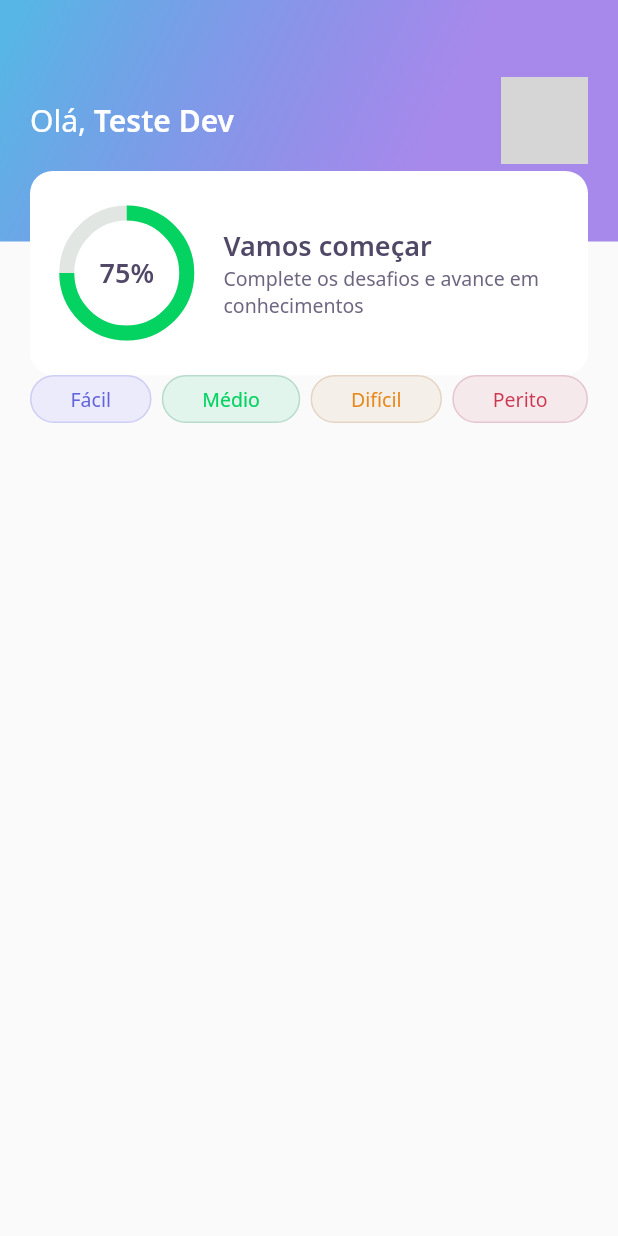
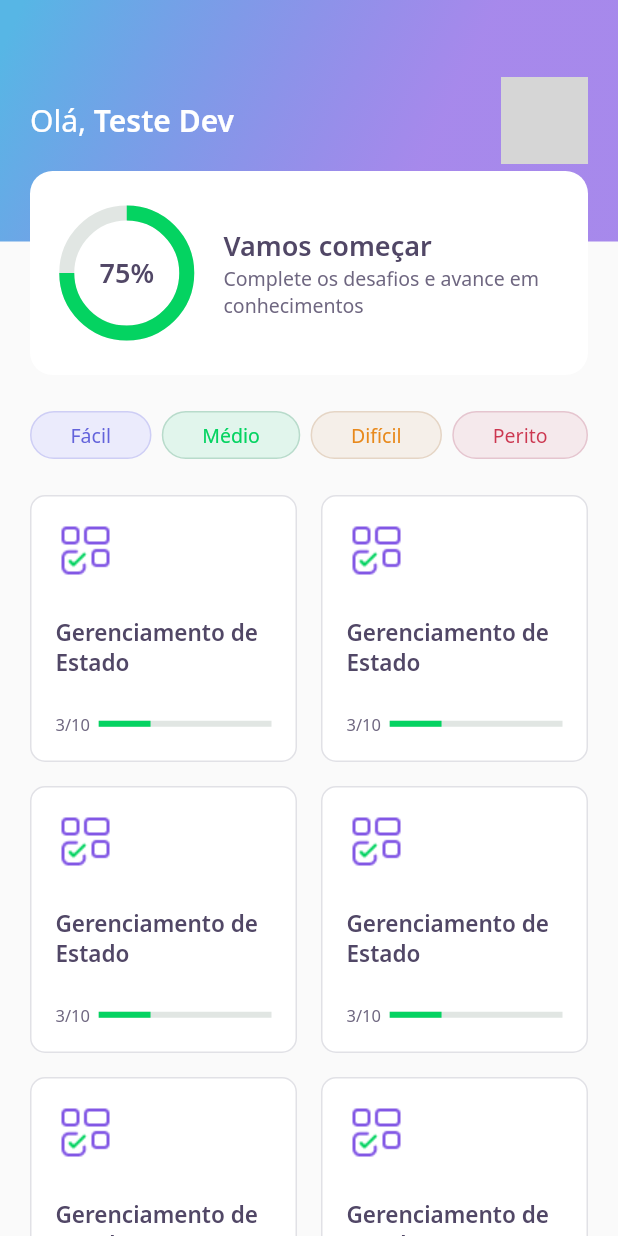
Before and after one commit to joaosatiro/nlw5_flutter, a Flutter app: the screen it shows after launch, on a phone screen of 412 x 824 dp. Run offline on Flutter 3.47's test engine with Material 2 defaults, Android fonts, the phone set to English and light mode, and no system bars; our stand-ins replace google_fonts; network calls fail; grey boxes are pictures that could not be loaded.

Commit message:
create uiz_card

```diff
--- a/lib/home/home_page.dart
+++ b/lib/home/home_page.dart
@@ -1,5 +1,6 @@
 import 'package:DevQuiz/home/widgets/appbar/app_bar_widget.dart';
 import 'package:DevQuiz/home/widgets/level_button/level_button_widget.dart';
+import 'package:DevQuiz/home/widgets/quiz_card/quiz_card_widget.dart';
 import 'package:flutter/material.dart';
 
 class HomePage extends StatefulWidget {
@@ -16,13 +17,38 @@ class _HomePageState extends State<HomePage> {
       appBar: AppBarWidget(),
       body: Padding(
         padding: const EdgeInsets.symmetric(horizontal: 20),
-        child: Row(
-          mainAxisAlignment: MainAxisAlignment.spaceBetween,
+        child: Column(
           children: [
-            LevelButtonWidget(label: 'Fácil'),
-            LevelButtonWidget(label: 'Médio'),
-            LevelButtonWidget(label: 'Difícil'),
-            LevelButtonWidget(label: 'Perito'),
+            SizedBox(
+              height: 24
+            ),
+            Row(
+              mainAxisAlignment: MainAxisAlignment.spaceBetween,
+              children: [
+                LevelButtonWidget(label: 'Fácil'),
+                LevelButtonWidget(label: 'Médio'),
+                LevelButtonWidget(label: 'Difícil'),
+                LevelButtonWidget(label: 'Perito'),
+              ],
+            ),
+            SizedBox(
+              height: 24
+            ),
+            Expanded(
+              child: GridView.count(
+                crossAxisCount: 2,
+                crossAxisSpacing: 16,
+                mainAxisSpacing: 16,
+                children: [
+                  QuizCardWidget(),
+                  QuizCardWidget(),
+                  QuizCardWidget(),
+                  QuizCardWidget(),
+                  QuizCardWidget(),
+                  QuizCardWidget(),
+                ]
+              ),
+            )
           ],
         ),
       )
--- /dev/null
+++ b/lib/home/widgets/quiz_card/quiz_card_widget.dart
@@ -0,0 +1,42 @@
+import 'package:DevQuiz/core/app_colors.dart';
+import 'package:DevQuiz/core/app_images.dart';
+import 'package:DevQuiz/core/app_text_styles.dart';
+import 'package:flutter/material.dart';
+
+class QuizCardWidget extends StatelessWidget {
+  @override
+  Widget build(BuildContext context) {
+    return Container(
+      padding: EdgeInsets.all(16),
+      decoration: BoxDecoration(
+        border: Border.fromBorderSide(BorderSide(color: AppColors.border)),
+        color: AppColors.white,
+        borderRadius: BorderRadius.circular(10)
+      ),
+      child: Column(
+        crossAxisAlignment: CrossAxisAlignment.start,
+        children: [
+          Container(
+            height: 40,
+            width: 40,
+            child: Image.asset(AppImages.blocks)
+          ),
+          SizedBox(height: 24),
+          Text('Gerenciamento de Estado', style: AppTextStyles.heading15),
+          SizedBox(height: 24),
+          Row(children: [
+            Expanded(flex: 1, child: Text('3/10', style: AppTextStyles.body11)),
+            Expanded(
+                flex: 4,
+                child: LinearProgressIndicator(
+                value: 0.3,
+                backgroundColor: AppColors.chartSecondary,
+                valueColor: AlwaysStoppedAnimation<Color>(AppColors.chartPrimary)
+              ),
+            )
+          ])
+        ]
+      ),
+    );
+  }
+}
```
Also changed, not shown: lib/challenge/challenge_page.dart (added).
